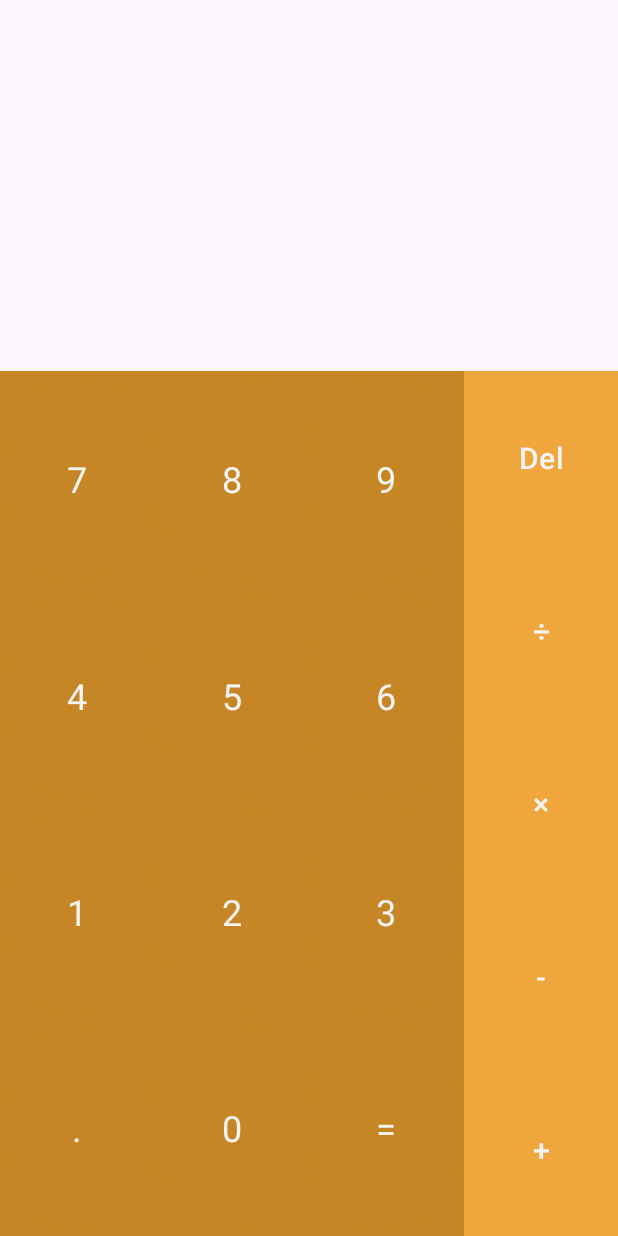
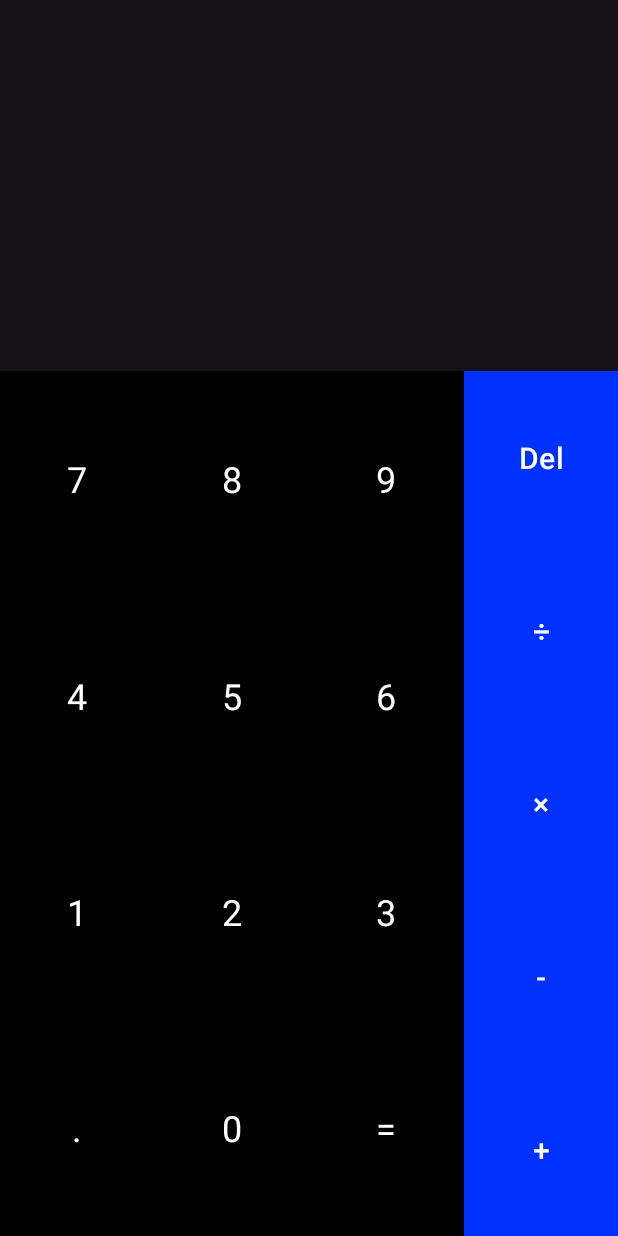
Before and after one commit to gabrielmjr/CalcFusion, an Android app: the screen it shows after launch (MainActivity), on a phone screen of 412 x 824 dp. Run offline under Robolectric (Android 15) with nearby library versions, the phone set to English and light mode, and no system bars; libraries missing offline, so code that uses them is left out: com.ezylang.evalex.

Commit message:
feat: set dark theme as default

```diff
--- a/app/src/main/res/values-night/colors.xml
+++ /dev/null
@@ -1,12 +0,0 @@
-<?xml version="1.0" encoding="utf-8"?>
-<resources>
-    <color name="white">#FF000000</color>
-    <color name="colorPrimary">#000000</color>
-    <color name="black">#FFFFFF</color>
-    <color name="background_calculator_buttons">#000000</color>
-    <color name="background_calculator_operators_buttons">#0031FF</color>
-    <color name="navigationBarColor">@color/background_calculator_buttons</color>
-    <color name="buttonTextColor">#FFFFFFFF</color>
-    <color name="expressionTextColor">#FFFFFFFF</color>
-    <color name="expressionTextHintColor">#7D7D7D</color>
-</resources>
--- a/app/src/main/res/values/colors.xml
+++ b/app/src/main/res/values/colors.xml
@@ -1,12 +1,12 @@
 <?xml version="1.0" encoding="utf-8"?>
 <resources>
-    <color name="white">#FFFFFFFF</color>
-    <color name="colorPrimary">#A2A2A2</color>
     <color name="black">#FF000000</color>
-    <color name="background_calculator_buttons">#C78625</color>
-    <color name="background_calculator_operators_buttons">#EFA73D</color>
+    <color name="colorPrimary">#000000</color>
+    <color name="white">#FFFFFF</color>
+    <color name="background_calculator_buttons">#000000</color>
+    <color name="background_calculator_operators_buttons">#0031FF</color>
     <color name="navigationBarColor">@color/background_calculator_buttons</color>
-    <color name="buttonTextColor">#F4F4F4</color>
-    <color name="expressionTextColor">#313131</color>
-    <color name="expressionTextHintColor">#B3B3B3</color>
+    <color name="buttonTextColor">#FFFFFFFF</color>
+    <color name="expressionTextColor">#FFFFFFFF</color>
+    <color name="expressionTextHintColor">#7D7D7D</color>
 </resources>
--- a/app/src/main/res/values/themes.xml
+++ b/app/src/main/res/values/themes.xml
@@ -1,10 +1,11 @@
 <resources>
 
-    <style name="CalcVision.Base.Theme" parent="Theme.Material3.DayNight.NoActionBar">
+    <style name="CalcVision.Base.Theme" parent="Theme.Material3.Dark.NoActionBar">
         <item name="textAppearanceButton">@style/TextAppearance.MaterialComponents.Headline3</item>
         <item name="colorPrimary">@color/colorPrimary</item>
+        <item name="background">@color/black</item>
         <item name="android:navigationBarColor">@color/navigationBarColor</item>
-        <item name="colorSurface">@color/white</item>
+        <item name="colorSurface">@color/black</item>
         <item name="windowActionBar">false</item>
     </style>
 
```
